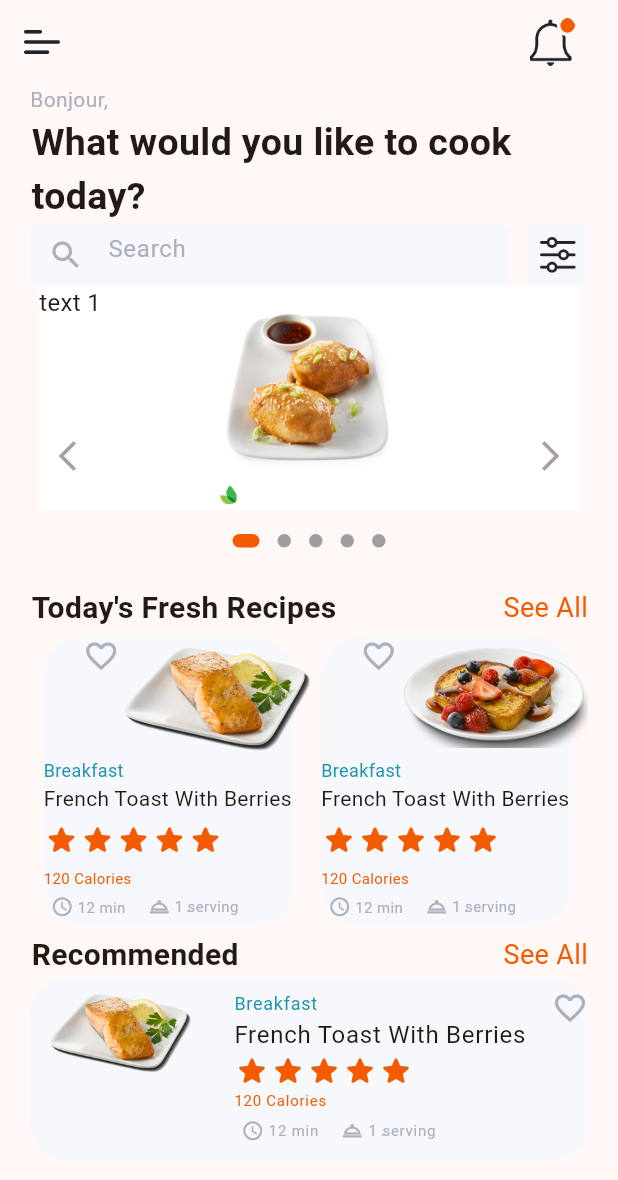
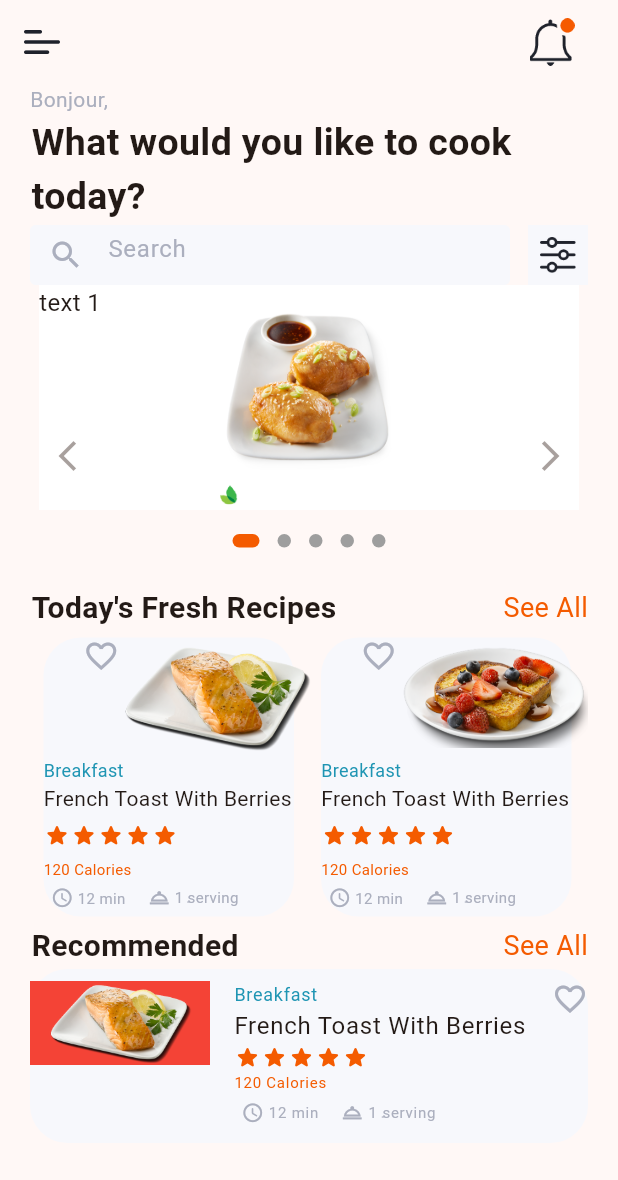
Before and after one commit to nellyibrahim80/receipe, a Flutter app: the HomePage screen opened directly, on a phone screen of 412 x 824 dp. Shown: the top 1180 px of the screen. Run offline on Flutter 3.47's test engine with Material 3 defaults, Android fonts, the phone set to English and light mode, and no system bars; drawn by our look-alikes of carousel_slider, dots_indicator; our stand-ins replace shared_preferences, smooth_page_indicator; accounts and stored records are empty.

Commit message:
modifing UI

```diff
--- a/lib/screens/home_page.dart
+++ b/lib/screens/home_page.dart
@@ -296,7 +296,7 @@ class _HomePageState extends State<HomePage> {
                 titleAlignment: ListTileTitleAlignment.top,
                 contentPadding: EdgeInsets.all(0 ),
                 leading: Container(
-                 // color: Colors.red,
+                  color: Colors.red,
                   child: Image.asset(
                   "assets/images/image0small.png",
                   width: 120, // Ensure that this value does not exceed maxWidth
--- a/lib/widgets/recipe_details.dart
+++ b/lib/widgets/recipe_details.dart
@@ -43,6 +43,7 @@ class RecipeDetails extends StatelessWidget {
                   5,
                       (index) => Icon(
                     Icons.star_rounded,
+                    size: 18,
                     color: Color(ConstColors.titleColors),
                   ))
             ],
```
